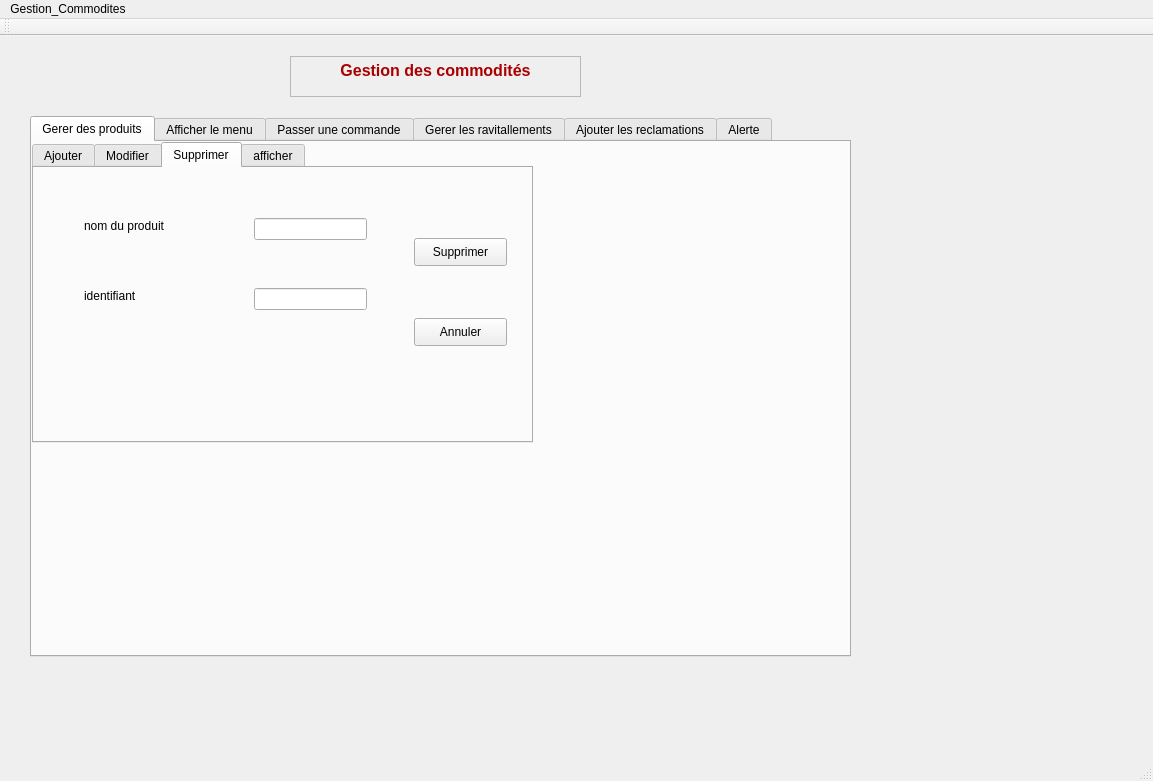
Above: mainwindow.ui from ademnsir/2A17-projet-c- before the change. Below: the same form after it.
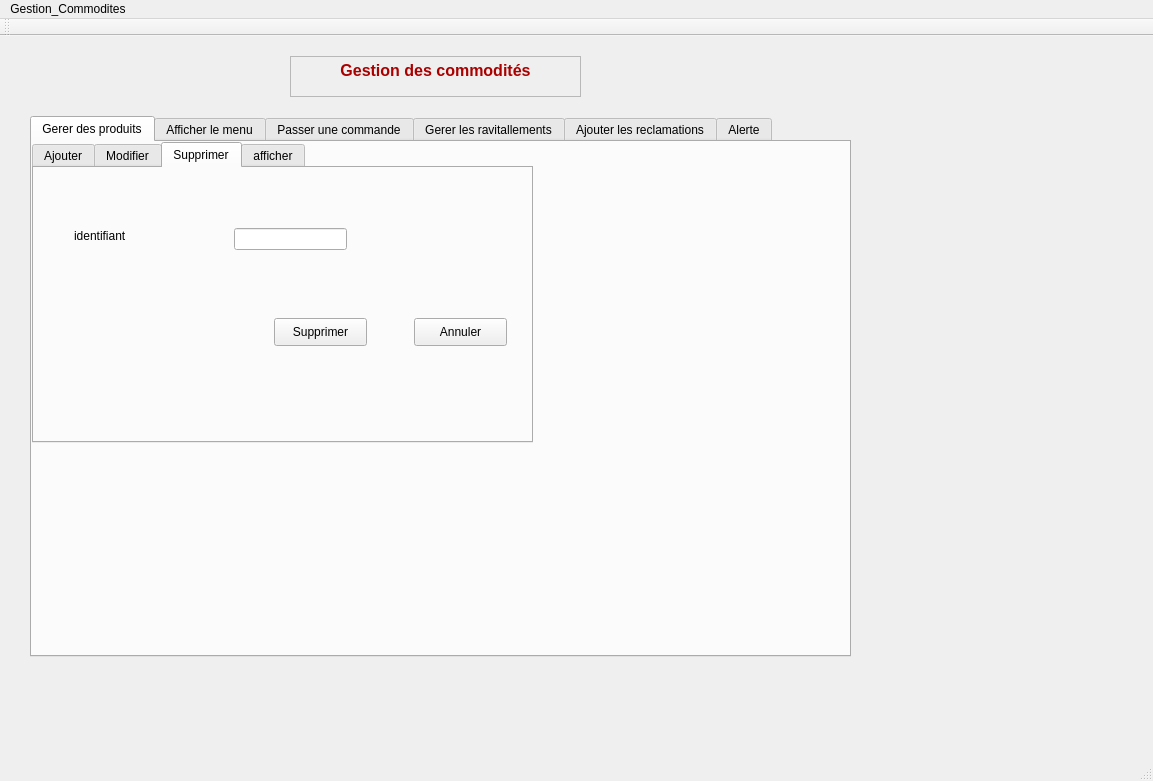
That is the form after the change. The open tabs and pages were chosen to show the change.

```diff
--- a/mainwindow.ui
+++ b/mainwindow.ui
@@ -259,24 +259,11 @@
        <attribute name="title">
         <string>Supprimer</string>
        </attribute>
-       <widget class="QLabel" name="label_6">
-        <property name="geometry">
-         <rect>
-          <x>50</x>
-          <y>50</y>
-          <width>111</width>
-          <height>16</height>
-         </rect>
-        </property>
-        <property name="text">
-         <string>nom du produit</string>
-        </property>
-       </widget>
        <widget class="QLabel" name="label_7">
         <property name="geometry">
          <rect>
-          <x>50</x>
-          <y>120</y>
+          <x>40</x>
+          <y>60</y>
           <width>111</width>
           <height>16</height>
          </rect>
@@ -285,21 +272,11 @@
          <string>identifiant</string>
         </property>
        </widget>
-       <widget class="QLineEdit" name="lineEdit_6">
-        <property name="geometry">
-         <rect>
-          <x>220</x>
-          <y>50</y>
-          <width>113</width>
-          <height>22</height>
-         </rect>
-        </property>
-       </widget>
        <widget class="QLineEdit" name="lineEdit_7">
         <property name="geometry">
          <rect>
-          <x>220</x>
-          <y>120</y>
+          <x>200</x>
+          <y>60</y>
           <width>113</width>
           <height>22</height>
          </rect>
@@ -308,8 +285,8 @@
        <widget class="QPushButton" name="pushButton_4">
         <property name="geometry">
          <rect>
-          <x>380</x>
-          <y>70</y>
+          <x>240</x>
+          <y>150</y>
           <width>93</width>
           <height>28</height>
          </rect>
```
